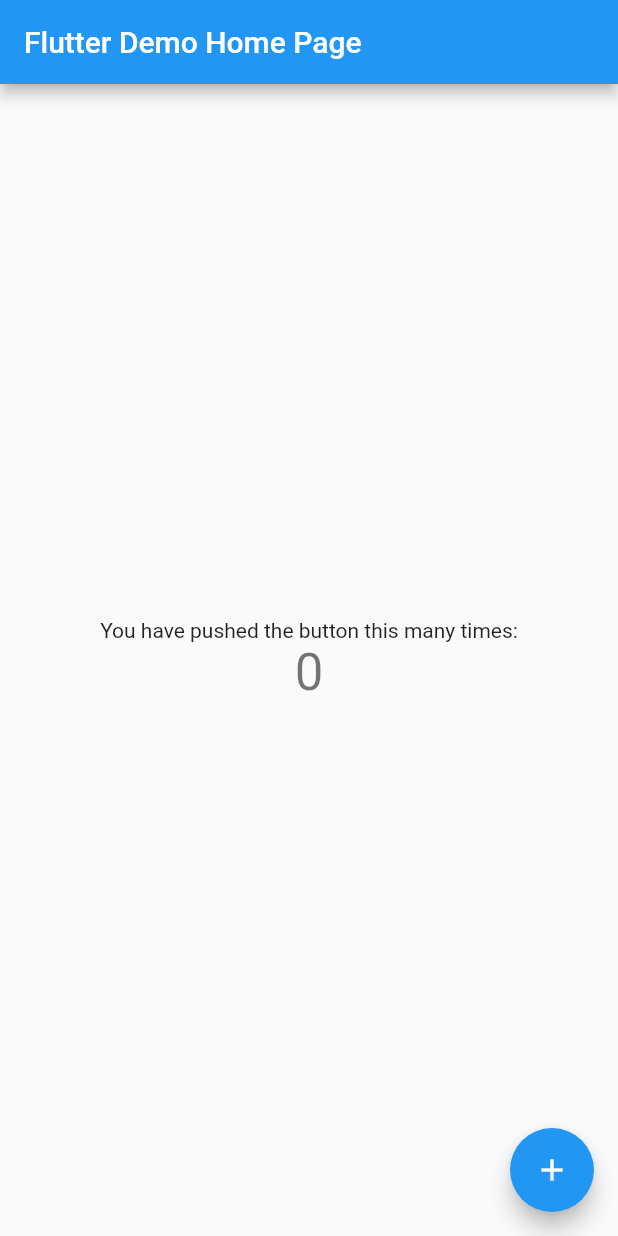
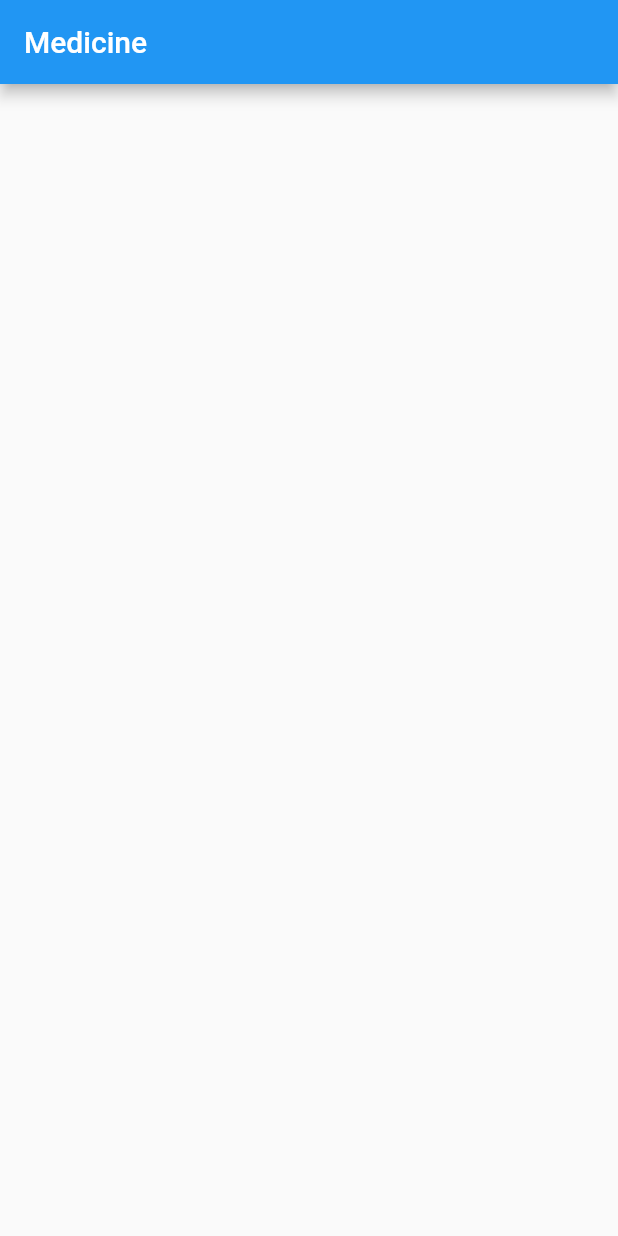
Before and after one commit to Bhaswanth-Isani/medicine_reminder_app, a Flutter app: the screen it shows after launch, on a phone screen of 412 x 824 dp. Run offline on Flutter 3.47's test engine with Material 2 defaults, Android fonts, the phone set to English and light mode, and no system bars; our stand-ins replace auto_route, hooks_riverpod.

Commit message:
Commit with required packages and initial setup

```diff
--- /dev/null
+++ b/lib/core/application/router_provider.dart
@@ -0,0 +1,4 @@
+import 'package:hooks_riverpod/hooks_riverpod.dart';
+import 'package:medicine_reminder_app/core/presentation/router.dart';
+
+final routerProvider = Provider<AppRouter>((ref) => AppRouter());
--- /dev/null
+++ b/lib/core/presentation/app.dart
@@ -0,0 +1,22 @@
+import 'package:auto_route/auto_route.dart';
+import 'package:flutter/material.dart';
+import 'package:hooks_riverpod/hooks_riverpod.dart';
+import 'package:medicine_reminder_app/core/application/router_provider.dart';
+
+class App extends ConsumerWidget {
+  const App({super.key});
+
+  @override
+  Widget build(BuildContext context, WidgetRef ref) {
+    final router = ref.read(routerProvider);
+
+    return MaterialApp.router(
+      debugShowCheckedModeBanner: false,
+      routerDelegate: AutoRouterDelegate(
+        router,
+        navigatorObservers: () => [AutoRouterObserver()],
+      ),
+      routeInformationParser: router.defaultRouteParser(),
+    );
+  }
+}
--- a/lib/main.dart
+++ b/lib/main.dart
@@ -1,115 +1,15 @@
 import 'package:flutter/material.dart';
+import 'package:hooks_riverpod/hooks_riverpod.dart';
+import 'package:medicine_reminder_app/core/application/riverpod_observer.dart';
+import 'package:medicine_reminder_app/core/presentation/app.dart';
 
 void main() {
-  runApp(const MyApp());
+  runApp(
+    ProviderScope(
+      observers: [
+        RiverpodObserver(),
+      ],
+      child: const App(),
+    ),
+  );
 }
-
-class MyApp extends StatelessWidget {
-  const MyApp({super.key});
-
-  // This widget is the root of your application.
-  @override
-  Widget build(BuildContext context) {
-    return MaterialApp(
-      title: 'Flutter Demo',
-      theme: ThemeData(
-        // This is the theme of your application.
-        //
-        // Try running your application with "flutter run". You'll see the
-        // application has a blue toolbar. Then, without quitting the app, try
-        // changing the primarySwatch below to Colors.green and then invoke
-        // "hot reload" (press "r" in the console where you ran "flutter run",
-        // or simply save your changes to "hot reload" in a Flutter IDE).
-        // Notice that the counter didn't reset back to zero; the application
-        // is not restarted.
-        primarySwatch: Colors.blue,
-      ),
-      home: const MyHomePage(title: 'Flutter Demo Home Page'),
-    );
-  }
-}
-
-class MyHomePage extends StatefulWidget {
-  const MyHomePage({super.key, required this.title});
-
-  // This widget is the home page of your application. It is stateful, meaning
-  // that it has a State object (defined below) that contains fields that affect
-  // how it looks.
-
-  // This class is the configuration for the state. It holds the values (in this
-  // case the title) provided by the parent (in this case the App widget) and
-  // used by the build method of the State. Fields in a Widget subclass are
-  // always marked "final".
-
-  final String title;
-
-  @override
-  State<MyHomePage> createState() => _MyHomePageState();
-}
-
-class _MyHomePageState extends State<MyHomePage> {
-  int _counter = 0;
-
-  void _incrementCounter() {
-    setState(() {
-      // This call to setState tells the Flutter framework that something has
-      // changed in this State, which causes it to rerun the build method below
-      // so that the display can reflect the updated values. If we changed
-      // _counter without calling setState(), then the build method would not be
-      // called again, and so nothing would appear to happen.
-      _counter++;
-    });
-  }
-
-  @override
-  Widget build(BuildContext context) {
-    // This method is rerun every time setState is called, for instance as done
-    // by the _incrementCounter method above.
-    //
-    // The Flutter framework has been optimized to make rerunning build methods
-    // fast, so that you can just rebuild anything that needs updating rather
-    // than having to individually change instances of widgets.
-    return Scaffold(
-      appBar: AppBar(
-        // Here we take the value from the MyHomePage object that was created by
-        // the App.build method, and use it to set our appbar title.
-        title: Text(widget.title),
-      ),
-      body: Center(
-        // Center is a layout widget. It takes a single child and positions it
-        // in the middle of the parent.
-        child: Column(
-          // Column is also a layout widget. It takes a list of children and
-          // arranges them vertically. By default, it sizes itself to fit its
-          // children horizontally, and tries to be as tall as its parent.
-          //
-          // Invoke "debug painting" (press "p" in the console, choose the
-          // "Toggle Debug Paint" action from the Flutter Inspector in Android
-          // Studio, or the "Toggle Debug Paint" command in Visual Studio Code)
-          // to see the wireframe for each widget.
-          //
-          // Column has various properties to control how it sizes itself and
-          // how it positions its children. Here we use mainAxisAlignment to
-          // center the children vertically; the main axis here is the vertical
-          // axis because Columns are vertical (the cross axis would be
-          // horizontal).
-          mainAxisAlignment: MainAxisAlignment.center,
-          children: <Widget>[
-            const Text(
-              'You have pushed the button this many times:',
-            ),
-            Text(
-              '$_counter',
-              style: Theme.of(context).textTheme.headline4,
-            ),
-          ],
-        ),
-      ),
-      floatingActionButton: FloatingActionButton(
-        onPressed: _incrementCounter,
-        tooltip: 'Increment',
-        child: const Icon(Icons.add),
-      ), // This trailing comma makes auto-formatting nicer for build methods.
-    );
-  }
-}
--- /dev/null
+++ b/lib/medicine/presentation/medicine.dart
@@ -0,0 +1,14 @@
+import 'package:flutter/material.dart';
+
+class MedicinePage extends StatelessWidget {
+  const MedicinePage({super.key});
+
+  @override
+  Widget build(BuildContext context) {
+    return Scaffold(
+      appBar: AppBar(
+        title: const Text('Medicine'),
+      ),
+    );
+  }
+}
```
Also changed, not shown: analysis_options.yaml (+4 -26 lines), lib/core/application/auto_route_observer.dart (added, +26 -0 lines), lib/core/application/riverpod_observer.dart (added, +19 -0 lines), lib/core/presentation/router.dart (added, +13 -0 lines), pubspec.yaml (+20 -57 lines), lib/core/presentation/router.gr.dart (added), pubspec.lock, 14 other files.
